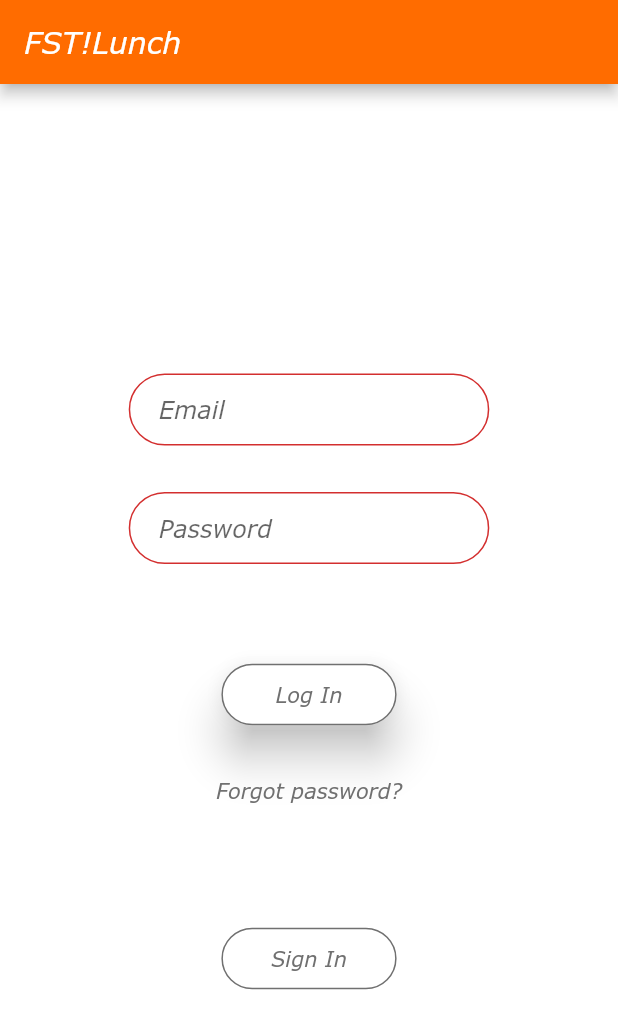
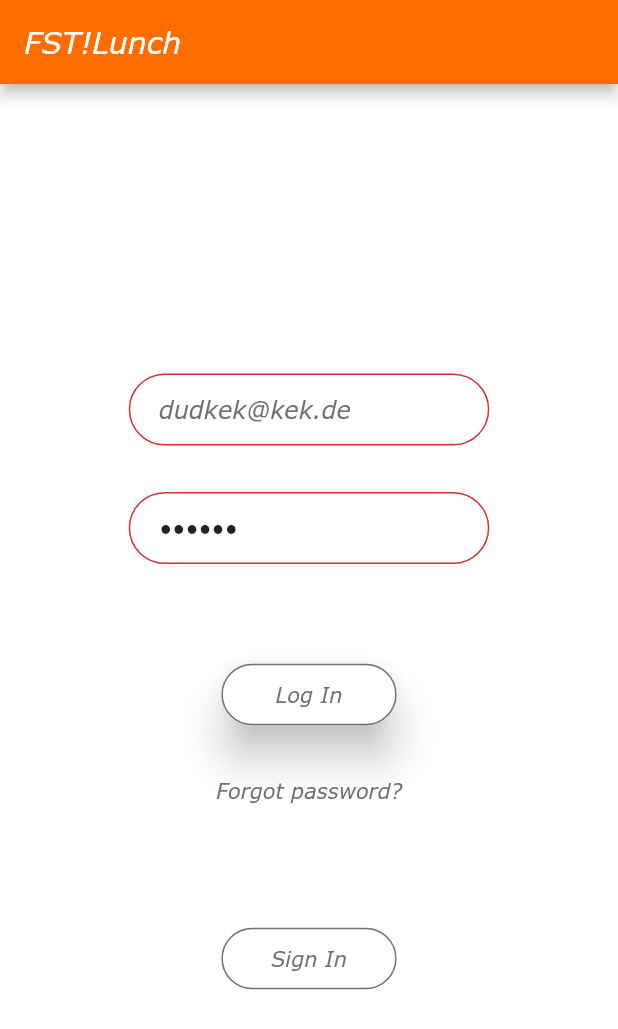
Before and after one commit to xlDownxl/LunchBreak, a Flutter app: the screen it shows after launch, on a phone screen of 412 x 824 dp. Shown: the top 1029 px of the screen. Run offline on Flutter 3.47's test engine with Material 2 defaults, Android fonts, the phone set to English and light mode, and no system bars; our stand-ins replace bubble, email_validator, firebase_auth, firebase_database, numberpicker; missing offline and left inert: FST.LunchApp; accounts and stored records are empty.

Commit message:
Big Fixes Login screen

```diff
--- a/FlutterApp/lib/screens/login_screen.dart
+++ b/FlutterApp/lib/screens/login_screen.dart
@@ -15,9 +15,12 @@ class LoginPage extends StatefulWidget {
 
 class _LoginPageState extends State<LoginPage> {
   bool _activeButton = false;
-  final passwordController = TextEditingController();
-  final emailController = TextEditingController();
+  final passwordController = TextEditingController(text: "123456");
+  final emailController = TextEditingController(text: "dudkek@kek.de");
   bool _isLoading = false;
+
+  var emailNode = FocusNode();
+  var passwordNode = FocusNode();
 
   var password;
   var email;
@@ -59,6 +62,7 @@ class _LoginPageState extends State<LoginPage> {
   Future register() {
     setState(() {
       emailError = "";
+      passwordError = "";
       _isLoading = true;
     }); //TODO give possibility of a normal name
     return FirebaseAuth.instance
@@ -80,7 +84,7 @@ class _LoginPageState extends State<LoginPage> {
           emailError = "Invalid Email";
           break;
         case "ERROR_WEAK_PASSWORD":
-          passwordError = "Password hould have min. 6 Char.";
+          passwordError = "Password should be min. 6 Char.";
           break;
         default:
           emailError = "Invalid Input";
@@ -112,6 +116,7 @@ class _LoginPageState extends State<LoginPage> {
     setState(() {
       _isLoading = true;
       emailError = "";
+      passwordError = "";
     }); //TODO give possibility of a normal name
     return FirebaseAuth.instance
         .signInWithEmailAndPassword(email: email, password: password)
@@ -169,6 +174,10 @@ class _LoginPageState extends State<LoginPage> {
       margin: EdgeInsets.symmetric(horizontal: deviceWidth * 0.15),
       child: TextFormField(
         autofocus: false,
+        focusNode: emailNode,
+        onFieldSubmitted: (val) {
+          FocusScope.of(context).requestFocus(passwordNode);
+        },
         // initialValue: 'some password',
         style: TextStyle(color: Theme.of(context).accentColor),
         controller: emailController,
@@ -207,10 +216,16 @@ class _LoginPageState extends State<LoginPage> {
       margin: EdgeInsets.symmetric(horizontal: deviceWidth * 0.15),
       child: TextFormField(
         autofocus: false,
+        focusNode: passwordNode,
+        onFieldSubmitted: (val) {
+          passwordNode.unfocus();
+          _formKey.currentState.validate();
+          _formKey.currentState.save();
+          login();
+        },
         // initialValue: 'some password',
         obscureText: true,
-        validator: (val) =>
-            val.length < 4 ? 'Password should have min. 6 Chars.' : null,
+        //validator: (val) => val.length < 6 ? 'Password minimum 6 Chars.' : null,
         controller: passwordController,
         textInputAction: TextInputAction.done,
         onSaved: (value) {
```
